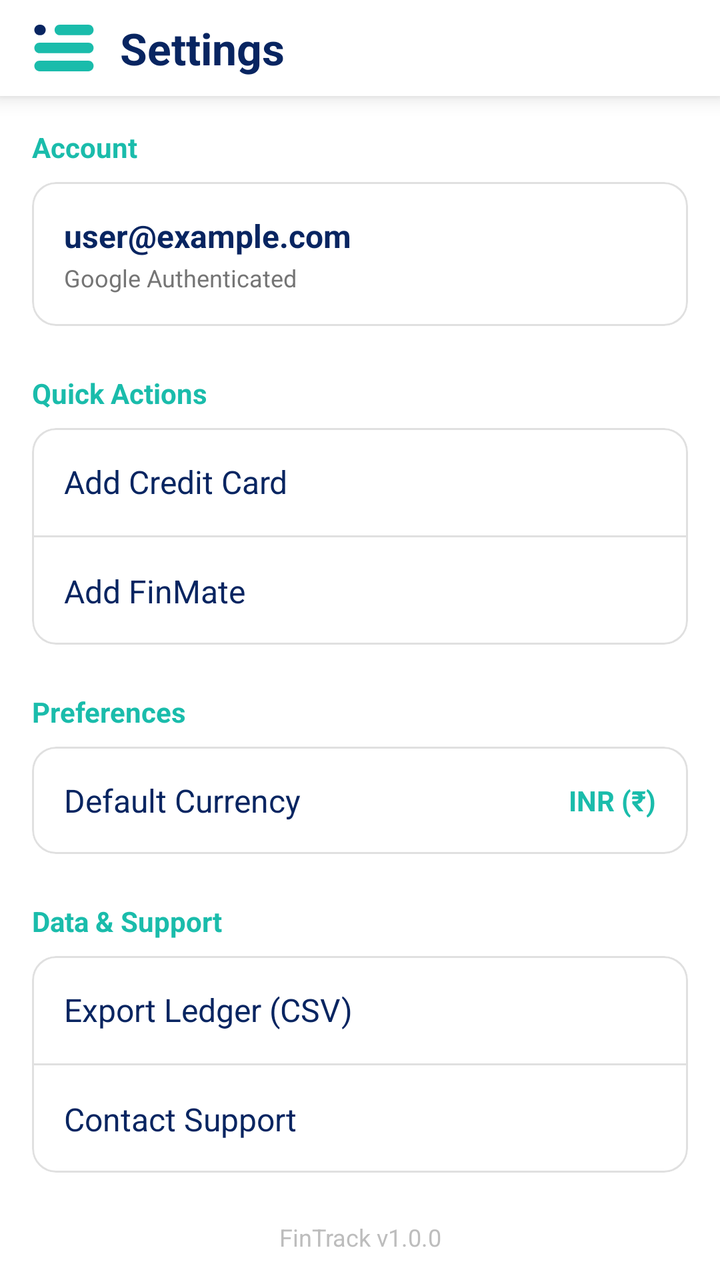
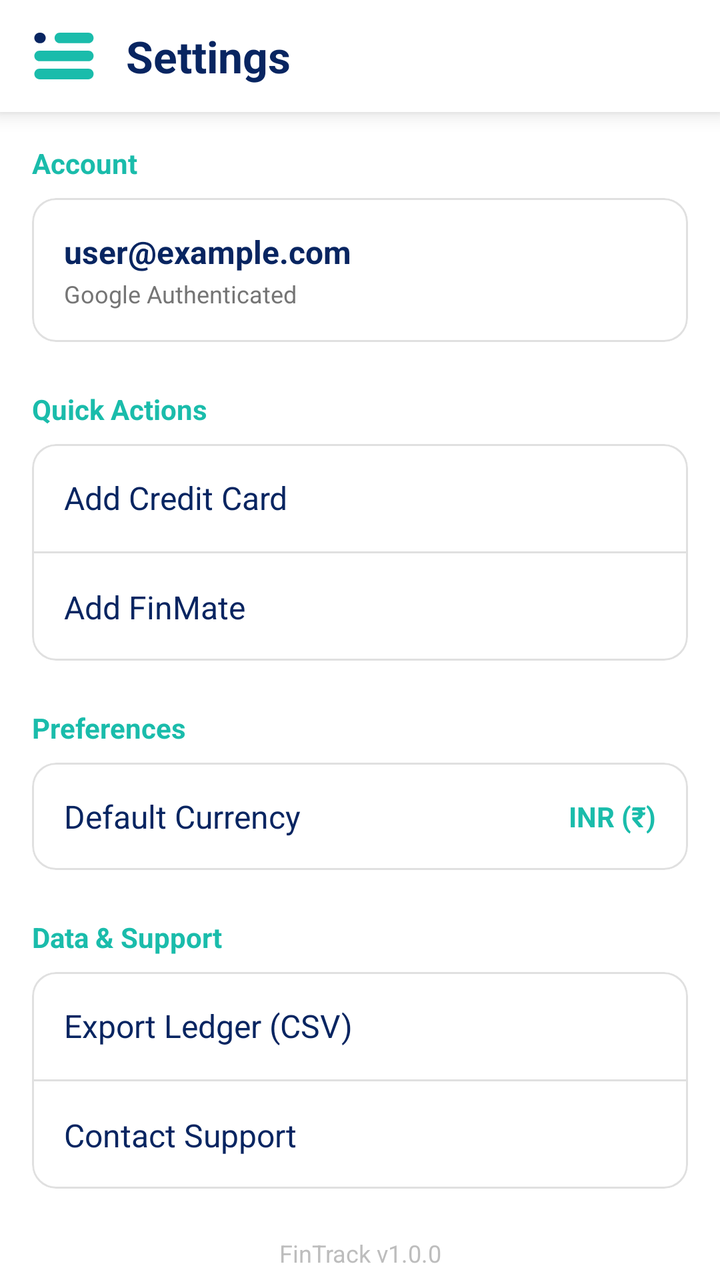

The first picture is an Android layout as it rendered before a commit; the second is the same layout after the commit. The layout source and the unified diff follow.
<!-- AndroidManifest.xml: application theme Theme.FinTrack -->
<!-- res/layout/activity_settings.xml -->
<?xml version="1.0" encoding="utf-8"?>
<androidx.drawerlayout.widget.DrawerLayout
    xmlns:android="http://schemas.android.com/apk/res/android"
    xmlns:app="http://schemas.android.com/apk/res-auto"
    xmlns:tools="http://schemas.android.com/tools"
    android:id="@+id/drawerLayoutSettings"
    android:layout_width="match_parent"
    android:layout_height="match_parent"
    tools:context=".SettingsActivity"
    tools:ignore="HardcodedText, ContentDescription, TooManyViews">

    
    <androidx.constraintlayout.widget.ConstraintLayout
        android:id="@+id/mainSettingsContent"
        android:layout_width="match_parent"
        android:layout_height="match_parent"
        android:background="#FFFFFF">

        
        <androidx.constraintlayout.widget.ConstraintLayout
            android:id="@+id/topAppBarContainer"
            android:layout_width="match_parent"
            android:layout_height="wrap_content"
            android:background="#FFFFFF"
            android:elevation="6dp"
            android:paddingHorizontal="16dp"
            android:paddingTop="8dp"
            android:paddingBottom="8dp"
            app:layout_constraintEnd_toEndOf="parent"
            app:layout_constraintStart_toStartOf="parent"
            app:layout_constraintTop_toTopOf="parent">

            
            <ImageView
                android:id="@+id/ivMenuDrawerSettings"
                android:layout_width="32dp"
                android:layout_height="32dp"
                android:padding="1dp"
                android:src="@drawable/ic_menu"
                android:background="?attr/selectableItemBackgroundBorderless"
                app:layout_constraintBottom_toBottomOf="parent"
                app:layout_constraintStart_toStartOf="parent"
                app:layout_constraintTop_toTopOf="parent" />

            <TextView
                android:id="@+id/tvAppTitle"
                android:layout_width="wrap_content"
                android:layout_height="wrap_content"
                android:layout_marginStart="12dp"
                android:text="Settings"
                android:textColor="#082561"
                android:textSize="22sp"
                android:textStyle="bold"
                app:layout_constraintBottom_toBottomOf="parent"
                app:layout_constraintStart_toEndOf="@id/ivMenuDrawerSettings"
                app:layout_constraintTop_toTopOf="parent" />

        </androidx.constraintlayout.widget.ConstraintLayout>

        
        <androidx.core.widget.NestedScrollView
            android:layout_width="match_parent"
            android:layout_height="0dp"
            android:fillViewport="true"
            app:layout_constraintBottom_toBottomOf="parent"
            app:layout_constraintTop_toBottomOf="@+id/topAppBarContainer">

            <LinearLayout
                android:layout_width="match_parent"
                android:layout_height="wrap_content"
                android:orientation="vertical"
                android:paddingHorizontal="16dp"
                android:paddingTop="16dp"
                android:paddingBottom="32dp">

                
                <TextView
                    android:layout_width="wrap_content"
                    android:layout_height="wrap_content"
                    android:layout_marginBottom="8dp"
                    android:text="Account"
                    android:textColor="#1abcab"
                    android:textSize="14sp"
                    android:textStyle="bold" />

                <com.google.android.material.card.MaterialCardView
                    android:layout_width="match_parent"
                    android:layout_height="wrap_content"
                    android:layout_marginBottom="24dp"
                    app:cardBackgroundColor="#FFFFFF"
                    app:cardCornerRadius="12dp"
                    app:cardElevation="0dp"
                    app:strokeColor="#E0E0E0"
                    app:strokeWidth="1dp">

                    <LinearLayout
                        android:layout_width="match_parent"
                        android:layout_height="wrap_content"
                        android:orientation="vertical"
                        android:padding="16dp">

                        <TextView
                            android:id="@+id/tvUserEmail"
                            android:layout_width="wrap_content"
                            android:layout_height="wrap_content"
                            android:text="user@example.com"
                            android:textColor="#082561"
                            android:textSize="16sp"
                            android:textStyle="bold" />

                        <TextView
                            android:layout_width="wrap_content"
                            android:layout_height="wrap_content"
                            android:layout_marginTop="2dp"
                            android:text="Google Authenticated"
                            android:textColor="#757575"
                            android:textSize="12sp" />
                    </LinearLayout>
                </com.google.android.material.card.MaterialCardView>

                
                <TextView
                    android:layout_width="wrap_content"
                    android:layout_height="wrap_content"
                    android:layout_marginBottom="8dp"
                    android:text="Quick Actions"
                    android:textColor="#1abcab"
                    android:textSize="14sp"
                    android:textStyle="bold" />

                <com.google.android.material.card.MaterialCardView
                    android:layout_width="match_parent"
                    android:layout_height="wrap_content"
                    android:layout_marginBottom="24dp"
                    app:cardBackgroundColor="#FFFFFF"
                    app:cardCornerRadius="12dp"
                    app:cardElevation="0dp"
                    app:strokeColor="#E0E0E0"
                    app:strokeWidth="1dp">

                    <LinearLayout
                        android:layout_width="match_parent"
                        android:layout_height="wrap_content"
                        android:orientation="vertical">

                        <TextView
                            android:id="@+id/btnAddCardSettings"
                            android:layout_width="match_parent"
                            android:layout_height="wrap_content"
                            android:background="?attr/selectableItemBackground"
                            android:clickable="true"
                            android:focusable="true"
                            android:padding="16dp"
                            android:text="Add Credit Card"
                            android:textColor="#082561"
                            android:textSize="16sp" />

                        <View
                            android:layout_width="match_parent"
                            android:layout_height="1dp"
                            android:background="#E0E0E0" />

                        <TextView
                            android:id="@+id/btnAddFinMateSettings"
                            android:layout_width="match_parent"
                            android:layout_height="wrap_content"
                            android:background="?attr/selectableItemBackground"
                            android:clickable="true"
                            android:focusable="true"
                            android:padding="16dp"
                            android:text="Add FinMate"
                            android:textColor="#082561"
                            android:textSize="16sp" />

                    </LinearLayout>
                </com.google.android.material.card.MaterialCardView>

                
                <TextView
                    android:layout_width="wrap_content"
                    android:layout_height="wrap_content"
                    android:layout_marginBottom="8dp"
                    android:text="Preferences"
                    android:textColor="#1abcab"
                    android:textSize="14sp"
                    android:textStyle="bold" />

                <com.google.android.material.card.MaterialCardView
                    android:layout_width="match_parent"
                    android:layout_height="wrap_content"
                    android:layout_marginBottom="24dp"
                    app:cardBackgroundColor="#FFFFFF"
                    app:cardCornerRadius="12dp"
                    app:cardElevation="0dp"
                    app:strokeColor="#E0E0E0"
                    app:strokeWidth="1dp">

                    <LinearLayout
                        android:id="@+id/btnCurrency"
                        android:layout_width="match_parent"
                        android:layout_height="wrap_content"
                        android:background="?attr/selectableItemBackground"
                        android:clickable="true"
                        android:focusable="true"
                        android:gravity="center_vertical"
                        android:orientation="horizontal"
                        android:padding="16dp">

                        <TextView
                            android:layout_width="0dp"
                            android:layout_height="wrap_content"
                            android:layout_weight="1"
                            android:text="Default Currency"
                            android:textColor="#082561"
                            android:textSize="16sp" />

                        <TextView
                            android:layout_width="wrap_content"
                            android:layout_height="wrap_content"
                            android:text="INR (₹)"
                            android:textColor="#1abcab"
                            android:textSize="14sp"
                            android:textStyle="bold" />
                    </LinearLayout>
                </com.google.android.material.card.MaterialCardView>

                
                <TextView
                    android:layout_width="wrap_content"
                    android:layout_height="wrap_content"
                    android:layout_marginBottom="8dp"
                    android:text="Data &amp; Support"
                    android:textColor="#1abcab"
                    android:textSize="14sp"
                    android:textStyle="bold" />

                <com.google.android.material.card.MaterialCardView
                    android:layout_width="match_parent"
                    android:layout_height="wrap_content"
                    android:layout_marginBottom="24dp"
                    app:cardBackgroundColor="#FFFFFF"
                    app:cardCornerRadius="12dp"
                    app:cardElevation="0dp"
                    app:strokeColor="#E0E0E0"
                    app:strokeWidth="1dp">

                    <LinearLayout
                        android:layout_width="match_parent"
                        android:layout_height="wrap_content"
                        android:orientation="vertical">

                        <TextView
                            android:id="@+id/btnExportData"
                            android:layout_width="match_parent"
                            android:layout_height="wrap_content"
                            android:background="?attr/selectableItemBackground"
                            android:clickable="true"
                            android:focusable="true"
                            android:padding="16dp"
                            android:text="Export Ledger (CSV)"
                            android:textColor="#082561"
                            android:textSize="16sp" />

                        <View
                            android:layout_width="match_parent"
                            android:layout_height="1dp"
                            android:background="#E0E0E0" />

                        <TextView
                            android:id="@+id/btnSupport"
                            android:layout_width="match_parent"
                            android:layout_height="wrap_content"
                            android:background="?attr/selectableItemBackground"
                            android:clickable="true"
                            android:focusable="true"
                            android:padding="16dp"
                            android:text="Contact Support"
                            android:textColor="#082561"
                            android:textSize="16sp" />

                    </LinearLayout>
                </com.google.android.material.card.MaterialCardView>

                
                <TextView
                    android:layout_width="match_parent"
                    android:layout_height="wrap_content"
                    android:gravity="center"
                    android:text="FinTrack v1.0.0"
                    android:textColor="#BDBDBD"
                    android:textSize="12sp" />

            </LinearLayout>
        </androidx.core.widget.NestedScrollView>

    </androidx.constraintlayout.widget.ConstraintLayout>

    
    <com.google.android.material.navigation.NavigationView
        android:id="@+id/navigationViewSettings"
        android:layout_width="wrap_content"
        android:layout_height="match_parent"
        android:layout_gravity="start"
        android:background="#FFFFFF"
        app:headerLayout="@layout/nav_header"
        app:menu="@menu/drawer_menu" />

</androidx.drawerlayout.widget.DrawerLayout>
<!-- res/layout/nav_header.xml (included above) -->
<?xml version="1.0" encoding="utf-8"?>
<LinearLayout
    xmlns:android="http://schemas.android.com/apk/res/android"
    xmlns:app="http://schemas.android.com/apk/res-auto"
    xmlns:tools="http://schemas.android.com/tools"
    android:layout_width="match_parent"
    android:layout_height="160dp"
    android:background="#082561"
    android:gravity="bottom"
    android:orientation="vertical"
    android:padding="16dp"
    tools:ignore="HardcodedText, ContentDescription">

    
    <ImageView
        android:layout_width="48dp"
        android:layout_height="48dp"
        android:src="@drawable/dashboard"
        app:tint="#1ABCAB" />

    
    <TextView
        android:layout_width="wrap_content"
        android:layout_height="wrap_content"
        android:layout_marginTop="12dp"
        android:text="FinTrack"
        android:textColor="#FFFFFF"
        android:textSize="20sp"
        android:textStyle="bold" />

    
    <TextView
        android:layout_width="wrap_content"
        android:layout_height="wrap_content"
        android:layout_marginTop="2dp"
        android:text="Your Personal Financial Ledger"
        android:textColor="#1ABCAB"
        android:textSize="12sp" />

</LinearLayout>
<!-- resources referenced by this layout -->
<resources>
  <!-- drawable ic_menu (drawable) -->
  <vector xmlns:android="http://schemas.android.com/apk/res/android"
      android:width="24dp"
      android:height="24dp"
      android:viewportWidth="256"
      android:viewportHeight="256">
    <path
        android:pathData="M231.83,73.45L110.29,73.45c-12.41,0 -22.48,-10.07 -22.48,-22.48l0,0c0,-12.41 10.07,-22.48 22.48,-22.48L231.83,28.49c12.41,0 22.48,10.07 22.48,22.48l0,0C254.31,63.39 244.24,73.45 231.83,73.45z"
        android:strokeLineJoin="miter"
        android:strokeWidth="2.81"
        android:fillColor="#1ABCAB"
        android:fillType="nonZero"
        android:strokeColor="#00000000"
        android:strokeLineCap="butt"/>
    <path
        android:pathData="M27.4,73.45L23.89,73.45c-12.41,0 -22.48,-10.07 -22.48,-22.48l0,0c0,-12.41 10.07,-22.48 22.48,-22.48l3.51,0c12.41,0 22.48,10.07 22.48,22.48l0,0C49.88,63.39 39.81,73.45 27.4,73.45z"
        android:strokeLineJoin="miter"
        android:strokeWidth="2.81"
        android:fillColor="#082561"
        android:fillType="nonZero"
        android:strokeColor="#00000000"
        android:strokeLineCap="butt"/>
    <path
        android:pathData="M231.83,150.34L23.89,150.34c-12.41,0 -22.48,-10.07 -22.48,-22.48l0,0c0,-12.41 10.07,-22.48 22.48,-22.48l207.94,0c12.41,0 22.48,10.07 22.48,22.48l0,0C254.31,140.27 244.24,150.34 231.83,150.34z"
        android:strokeLineJoin="miter"
        android:strokeWidth="2.81"
        android:fillColor="#1ABCAB"
        android:fillType="nonZero"
        android:strokeColor="#00000000"
        android:strokeLineCap="butt"/>
    <path
        android:pathData="M231.83,227.22L23.89,227.22c-12.41,0 -22.48,-10.07 -22.48,-22.48l0,0c0,-12.41 10.07,-22.48 22.48,-22.48l207.94,0c12.41,0 22.48,10.07 22.48,22.48l0,0C254.31,217.16 244.24,227.22 231.83,227.22z"
        android:strokeLineJoin="miter"
        android:strokeWidth="2.81"
        android:fillColor="#1ABCAB"
        android:fillType="nonZero"
        android:strokeColor="#00000000"
        android:strokeLineCap="butt"/>
  </vector>
  <style name="Theme.FinTrack" parent="Base.Theme.FinTrack" />
  <style name="Base.Theme.FinTrack" parent="Theme.Material3.Light.NoActionBar">
          
          <item name="colorPrimary">#082561</item>
          <item name="colorSecondary">#1ABCAB</item>
  
          
          <item name="android:windowLightStatusBar">true</item>
          <item name="android:statusBarColor">#FFFFFF</item>
      </style>
  <!-- unchanged entries left out for length: 1 -->
</resources>

<!-- the commit's change to res/layout/activity_settings.xml (unified diff, before → after) -->
@@ -24,8 +24,8 @@
             android:background="#FFFFFF"
             android:elevation="6dp"
             android:paddingHorizontal="16dp"
-            android:paddingTop="8dp"
-            android:paddingBottom="8dp"
+            android:paddingTop="12dp"
+            android:paddingBottom="12dp"
             app:layout_constraintEnd_toEndOf="parent"
             app:layout_constraintStart_toStartOf="parent"
             app:layout_constraintTop_toTopOf="parent">
@@ -46,7 +46,7 @@
                 android:id="@+id/tvAppTitle"
                 android:layout_width="wrap_content"
                 android:layout_height="wrap_content"
-                android:layout_marginStart="12dp"
+                android:layout_marginStart="15dp"
                 android:text="Settings"
                 android:textColor="#082561"
                 android:textSize="22sp"
